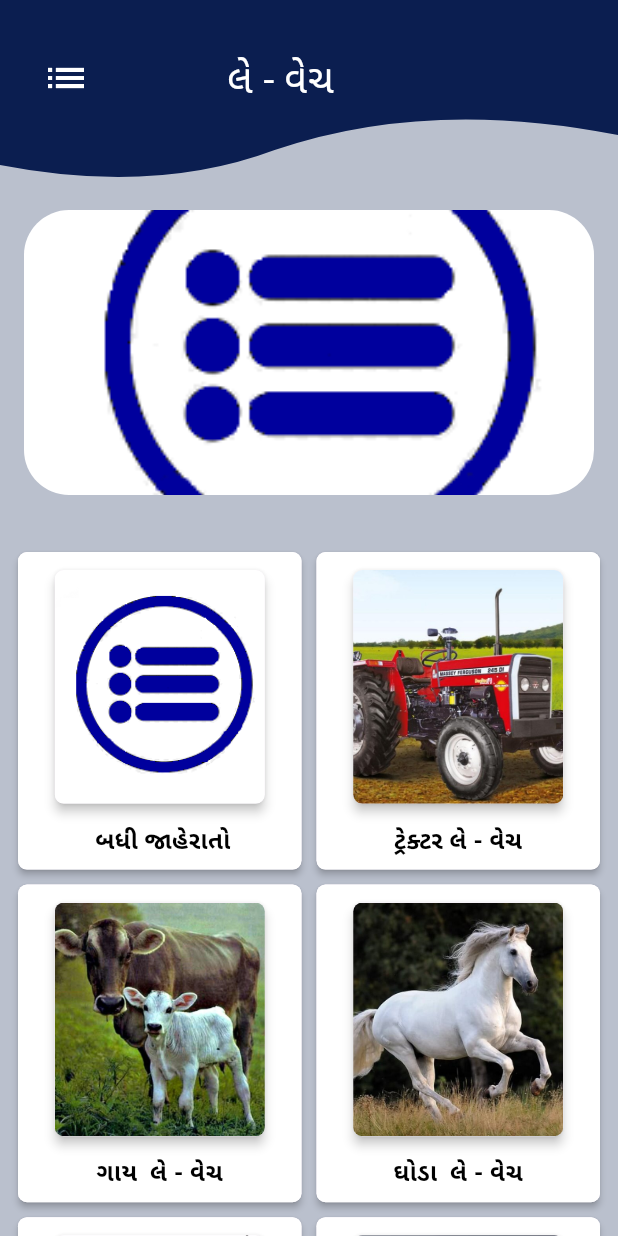
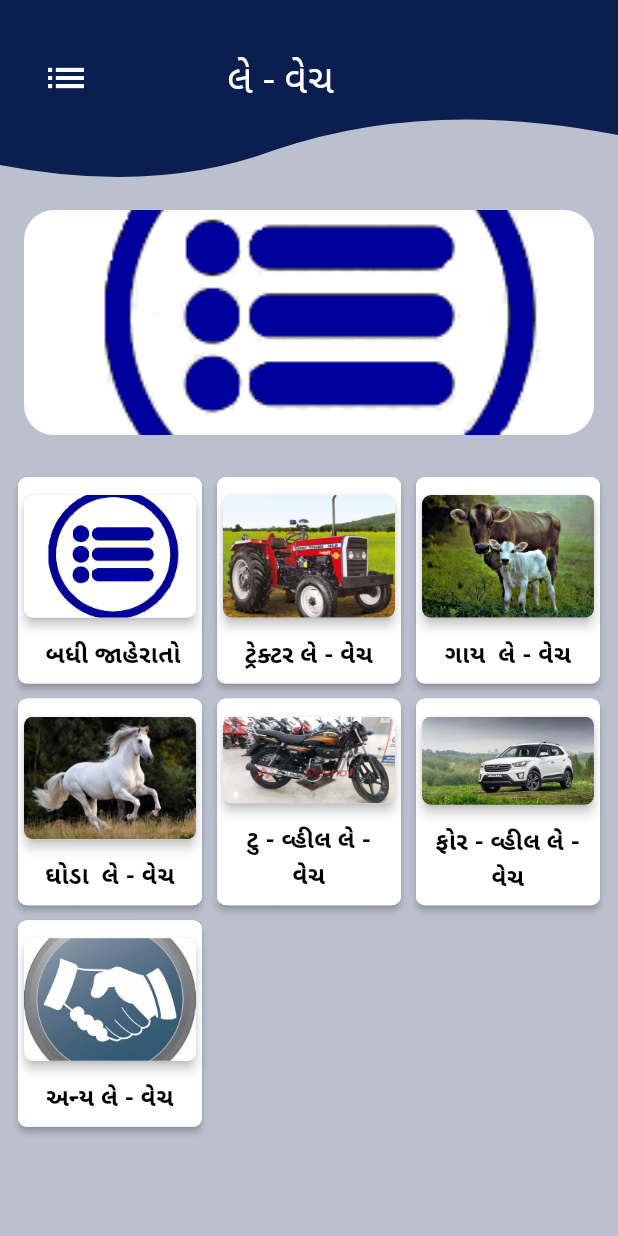
Before and after one commit to tusharaddeveloper/le-vech, a Flutter app: the HomeScreen screen opened directly, on a phone screen of 412 x 824 dp. Run offline on Flutter 3.47's test engine with Material 3 defaults, Android fonts, the phone set to English and light mode, and no system bars; drawn by our look-alikes of carousel_slider; our stand-ins replace cached_network_image, cloud_firestore, firebase_auth, firebase_core, firebase_storage, flutter_custom_clippers and 6 more; accounts and stored records are empty; statements that could not run were skipped.

Commit message:
- Change home screen ui (Done).

```diff
--- a/lib/Screens/Home Screen/home_screen.dart
+++ b/lib/Screens/Home Screen/home_screen.dart
@@ -17,7 +17,7 @@ import 'package:le_vech/Widgets/string_const.dart';
 import 'package:share_plus/share_plus.dart';
 
 class HomeScreen extends StatefulWidget {
-  String ? mobileNo;
+  String? mobileNo;
 
   HomeScreen({Key? key, this.mobileNo}) : super(key: key);
 
@@ -70,20 +70,14 @@ class _HomeScreenState extends State<HomeScreen> {
                 padding: const EdgeInsets.symmetric(horizontal: 8),
                 child: Column(children: [
                   CarouselSlider(
-                      options: CarouselOptions(height: 190, autoPlay: false, autoPlayInterval: const Duration(seconds: 2), aspectRatio: 16 / 9, viewportFraction: 1),
+                      options: CarouselOptions(height: 150, autoPlay: true, autoPlayInterval: const Duration(seconds: 2), aspectRatio: 16 / 9, viewportFraction: 1),
                       items: homeController.imageList.map((i) {
                         return Builder(builder: (BuildContext context) {
-                          return Column(children: [
-                            Padding(
-                                padding: const EdgeInsets.symmetric(horizontal: 8),
-                                child: Container(
-                                    height: 190,
-                                    width: double.infinity,
-                                    decoration: BoxDecoration(borderRadius: BorderRadius.circular(30), image: DecorationImage(image: AssetImage(i), fit: BoxFit.cover))))
-                          ]);
+                          return Column(
+                              children: [Padding(padding: const EdgeInsets.symmetric(horizontal: 8), child: Container(height: 150, width: double.infinity, decoration: BoxDecoration(borderRadius: BorderRadius.circular(20), image: DecorationImage(image: AssetImage(i), fit: BoxFit.cover))))]);
                         });
                       }).toList()),
-                  const SizedBox(height: 26)
+                  const SizedBox(height: 16)
                 ])),
             Padding(
                 padding: const EdgeInsets.symmetric(horizontal: 8, vertical: 8),
@@ -91,7 +85,7 @@ class _HomeScreenState extends State<HomeScreen> {
                     itemCount: homeController.itemName.length,
                     physics: const NeverScrollableScrollPhysics(),
                     shrinkWrap: true,
-                    gridDelegate: const SliverGridDelegateWithFixedCrossAxisCount(crossAxisCount: 2, childAspectRatio: 5.2 / 5.8, crossAxisSpacing: 2, mainAxisSpacing: 2),
+                    gridDelegate: const SliverGridDelegateWithFixedCrossAxisCount(crossAxisCount: 3, childAspectRatio: 5.2 / 5.8, crossAxisSpacing: 2, mainAxisSpacing: 2),
                     itemBuilder: (context, index) {
                       return InkWell(
                           onTap: () {
@@ -108,14 +102,8 @@ class _HomeScreenState extends State<HomeScreen> {
                                         child: Card(
                                             elevation: 3,
                                             shape: RoundedRectangleBorder(borderRadius: BorderRadius.circular(6)),
-                                            child: Container(
-                                                width: 140,
-                                                decoration: BoxDecoration(
-                                                    borderRadius: BorderRadius.circular(6), image: DecorationImage(image: AssetImage(homeController.imageList[index]), fit: BoxFit.cover))))),
-                                    Padding(
-                                        padding: const EdgeInsets.all(8.0),
-                                        child: Text(homeController.itemName.value[index],
-                                            style: TextStyle(color: AppColor.primarycolorblack, fontSize: 16, fontWeight: FontWeight.w600), textAlign: TextAlign.center))
+                                            child: Container(width: 140, decoration: BoxDecoration(borderRadius: BorderRadius.circular(6), image: DecorationImage(image: AssetImage(homeController.imageList[index]), fit: BoxFit.cover))))),
+                                    Padding(padding: const EdgeInsets.all(8.0), child: Text(homeController.itemName.value[index], style: TextStyle(color: AppColor.primarycolorblack, fontSize: 16, fontWeight: FontWeight.w600), textAlign: TextAlign.center))
                                   ]))));
                     }))
           ]))),
@@ -136,32 +124,20 @@ class _HomeScreenState extends State<HomeScreen> {
                             decoration: const BoxDecoration(shape: BoxShape.circle),
                             child: ClipRRect(
                               borderRadius: BorderRadius.circular(80),
-                              child: CachedNetworkImage(
-                                  height: 100,
-                                  width: 100,
-                                  imageUrl: profileController.profileUrl.value,
-                                  placeholder: (context, url) => Image(image: AssetImage(AppImage.imglogo)),
-                                  errorWidget: (context, url, error) => Image(image: AssetImage(AppImage.imglogo)),
-                                  fit: BoxFit.cover),
+                              child:
+                                  CachedNetworkImage(height: 100, width: 100, imageUrl: profileController.profileUrl.value, placeholder: (context, url) => Image(image: AssetImage(AppImage.imglogo)), errorWidget: (context, url, error) => Image(image: AssetImage(AppImage.imglogo)), fit: BoxFit.cover),
                             )),
                         const SizedBox(width: 18),
                         profileController.profileUrl.value.isNotEmpty
                             ? Column(crossAxisAlignment: CrossAxisAlignment.start, children: [
-                                Text("${profileController.nameController.value.text} ${profileController.surnameController.value.text}",
-                                    overflow: TextOverflow.ellipsis, style: TextStyle(fontSize: 18, color: AppColor.primarycolor)),
+                                Text("${profileController.nameController.value.text} ${profileController.surnameController.value.text}", overflow: TextOverflow.ellipsis, style: TextStyle(fontSize: 18, color: AppColor.primarycolor)),
                                 const SizedBox(height: 8),
                                 Text("+91 ${profileController.mobileController.value.text}", overflow: TextOverflow.ellipsis, style: TextStyle(fontSize: 16, color: AppColor.primarycolor))
                               ])
                             : Text(" Le-vecha ", overflow: TextOverflow.ellipsis, style: TextStyle(fontSize: 18, color: AppColor.primarycolor))
                       ]),
                       const Spacer(),
-                      Row(children: [
-                        const Spacer(),
-                        Text(AppString.edit, overflow: TextOverflow.ellipsis, style: TextStyle(fontSize: 18, color: AppColor.primarycolor)),
-                        const SizedBox(width: 10),
-                        Icon(Icons.edit, color: AppColor.primarycolor, size: 22),
-                        const SizedBox(width: 20)
-                      ]),
+                      Row(children: [const Spacer(), Text(AppString.edit, overflow: TextOverflow.ellipsis, style: TextStyle(fontSize: 18, color: AppColor.primarycolor)), const SizedBox(width: 10), Icon(Icons.edit, color: AppColor.primarycolor, size: 22), const SizedBox(width: 20)]),
                       const SizedBox(height: 10)
                     ]) //BoxDecoration
                     )),
```
